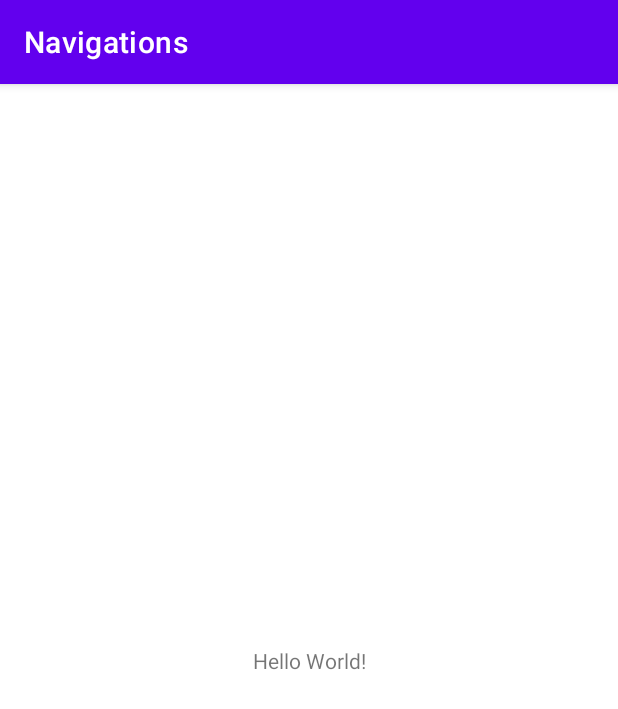
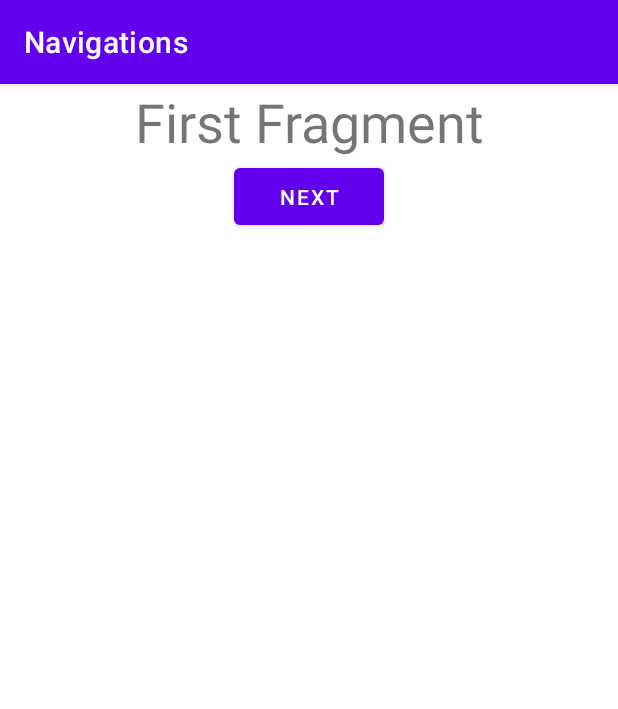
Before and after one commit to omercankoc/navigations, an Android app: the screen it shows after launch (MainActivity), on a phone screen of 412 x 824 dp. Shown: the top 709 px of the screen. Run offline under Robolectric (Android 15) with nearby library versions, the phone set to English and light mode, and no system bars.

Commit message:
Complated Navigation Sample!

```diff
--- a/Navigations/app/src/main/java/com/omercankoc/navigations/FirstFragment.kt
+++ b/Navigations/app/src/main/java/com/omercankoc/navigations/FirstFragment.kt
@@ -5,8 +5,12 @@ import androidx.fragment.app.Fragment
 import android.view.LayoutInflater
 import android.view.View
 import android.view.ViewGroup
+import android.widget.Button
+import androidx.navigation.Navigation
 
 class FirstFragment : Fragment() {
+
+    private lateinit var buttonNext : Button
 
     override fun onCreate(savedInstanceState: Bundle?) {
         super.onCreate(savedInstanceState)
@@ -19,4 +23,15 @@ class FirstFragment : Fragment() {
         // Inflate the layout for this fragment
         return inflater.inflate(R.layout.fragment_first, container, false)
     }
+
+    override fun onViewCreated(view: View, savedInstanceState: Bundle?) {
+
+        buttonNext = view.findViewById(R.id.buttonNext)
+        buttonNext.setOnClickListener {
+            val action = FirstFragmentDirections.actionFirstFragmentToSecondFragment("androidDeveloper")
+            Navigation.findNavController(it).navigate(action)
+        }
+
+        super.onViewCreated(view, savedInstanceState)
+    }
 }
--- a/Navigations/app/src/main/res/layout/activity_main.xml
+++ b/Navigations/app/src/main/res/layout/activity_main.xml
@@ -1,18 +1,20 @@
 <?xml version="1.0" encoding="utf-8"?>
-<androidx.constraintlayout.widget.ConstraintLayout xmlns:android="http://schemas.android.com/apk/res/android"
+<androidx.constraintlayout.widget.ConstraintLayout
+    xmlns:android="http://schemas.android.com/apk/res/android"
     xmlns:app="http://schemas.android.com/apk/res-auto"
     xmlns:tools="http://schemas.android.com/tools"
     android:layout_width="match_parent"
     android:layout_height="match_parent"
     tools:context=".MainActivity">
 
-    <TextView
-        android:layout_width="wrap_content"
-        android:layout_height="wrap_content"
-        android:text="Hello World!"
-        app:layout_constraintBottom_toBottomOf="parent"
-        app:layout_constraintLeft_toLeftOf="parent"
-        app:layout_constraintRight_toRightOf="parent"
-        app:layout_constraintTop_toTopOf="parent" />
+    <androidx.fragment.app.FragmentContainerView
+        android:id="@+id/fragmentContainerView"
+        android:name="androidx.navigation.fragment.NavHostFragment"
+        android:layout_width="match_parent"
+        android:layout_height="match_parent"
+        app:defaultNavHost="true"
+        app:layout_constraintStart_toStartOf="parent"
+        app:layout_constraintTop_toTopOf="parent"
+        app:navGraph="@navigation/navigation_graph" />
 
 </androidx.constraintlayout.widget.ConstraintLayout>
--- a/Navigations/app/src/main/res/layout/fragment_first.xml
+++ b/Navigations/app/src/main/res/layout/fragment_first.xml
@@ -1,14 +1,25 @@
 <?xml version="1.0" encoding="utf-8"?>
-<FrameLayout xmlns:android="http://schemas.android.com/apk/res/android"
+<LinearLayout
+    xmlns:android="http://schemas.android.com/apk/res/android"
     xmlns:tools="http://schemas.android.com/tools"
     android:layout_width="match_parent"
     android:layout_height="match_parent"
+    android:gravity="top|center"
+    android:orientation="vertical"
     tools:context=".FirstFragment">
 
-    <!-- TODO: Update blank fragment layout -->
     <TextView
+        android:id="@+id/textViewFirst"
         android:layout_width="match_parent"
-        android:layout_height="match_parent"
-        android:text="@string/hello_blank_fragment" />
+        android:layout_height="50dp"
+        android:textSize="36dp"
+        android:gravity="center"
+        android:text="First Fragment" />
 
-</FrameLayout>
+    <Button
+        android:id="@+id/buttonNext"
+        android:layout_width="100dp"
+        android:layout_height="50dp"
+        android:text="Next" />
+
+</LinearLayout>
--- /dev/null
+++ b/Navigations/app/src/main/res/navigation/navigation_graph.xml
@@ -0,0 +1,30 @@
+<?xml version="1.0" encoding="utf-8"?>
+<navigation xmlns:android="http://schemas.android.com/apk/res/android"
+    xmlns:app="http://schemas.android.com/apk/res-auto"
+    xmlns:tools="http://schemas.android.com/tools"
+    android:id="@+id/navigation_graph"
+    app:startDestination="@id/firstFragment">
+
+    <fragment
+        android:id="@+id/firstFragment"
+        android:name="com.omercankoc.navigations.FirstFragment"
+        android:label="fragment_first"
+        tools:layout="@layout/fragment_first" >
+        <action
+            android:id="@+id/action_firstFragment_to_secondFragment"
+            app:destination="@id/secondFragment" />
+    </fragment>
+    <fragment
+        android:id="@+id/secondFragment"
+        android:name="com.omercankoc.navigations.SecondFragment"
+        android:label="fragment_second"
+        tools:layout="@layout/fragment_second">
+        <action
+            android:id="@+id/action_secondFragment_to_firstFragment"
+            app:destination="@id/firstFragment" />
+        <argument
+            android:name="username"
+            app:argType="string"
+            android:defaultValue="username" />
+    </fragment>
+</navigation>
```
Also changed, not shown: Navigations/app/src/main/java/com/omercankoc/navigations/SecondFragment.kt (+24 -0 lines), Navigations/app/src/main/res/layout/fragment_second.xml (+16 -5 lines).
